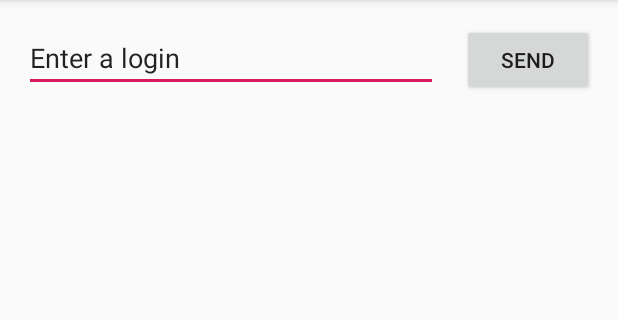
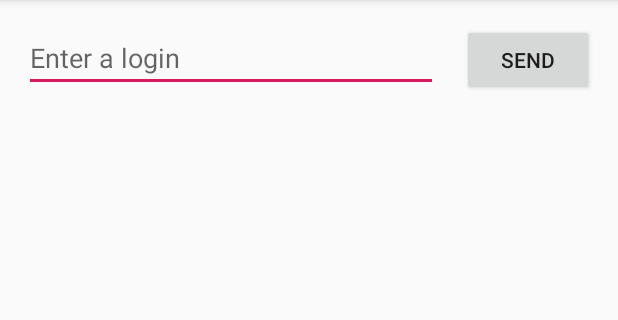
Before and after one commit to x4m3/intragek, an Android app: the screen it shows after launch (MainActivity), on a phone screen of 412 x 824 dp, the part 84-404 px from its top. Run offline under Robolectric (Android 15) with nearby library versions, the phone set to English and light mode, and no system bars.

```diff
--- a/app/src/main/res/layout/activity_main.xml
+++ b/app/src/main/res/layout/activity_main.xml
@@ -15,7 +15,7 @@
         android:layout_marginTop="16dp"
         android:ems="10"
         android:inputType="textPersonName"
-        android:text="@string/edit_login"
+        android:hint="@string/edit_login"
         app:layout_constraintEnd_toStartOf="@+id/button"
         app:layout_constraintHorizontal_bias="0.5"
         app:layout_constraintStart_toStartOf="parent"
@@ -27,6 +27,7 @@
         android:layout_height="wrap_content"
         android:layout_marginStart="16dp"
         android:layout_marginEnd="16dp"
+        android:onClick="sendMessage"
         android:text="@string/button_send"
         app:layout_constraintBaseline_toBaselineOf="@+id/editText"
         app:layout_constraintEnd_toEndOf="parent"
```
Also changed, not shown: app/src/main/java/com/philippeloctaux/intragek/MainActivity.kt (+9 -0 lines).
